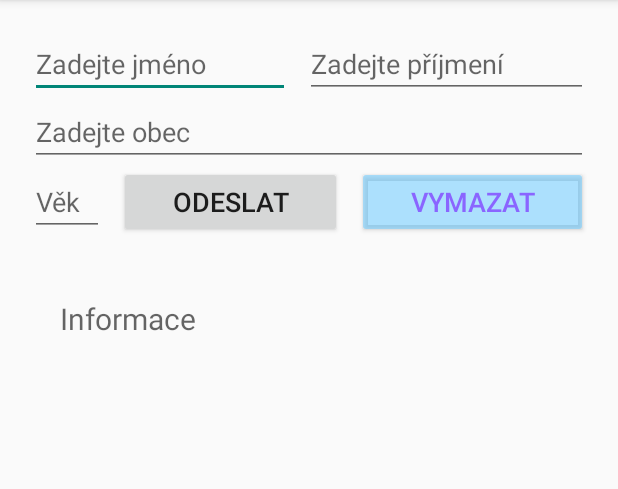
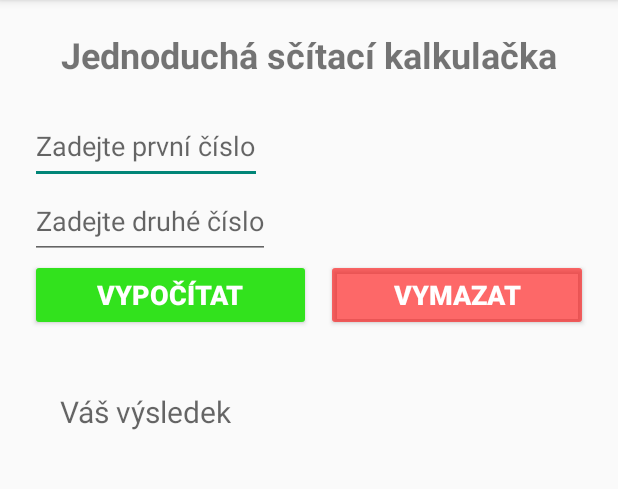
Before and after one commit to Kalic42/github-Kala-pma-2024, an Android app: the screen it shows after launch (MainActivity), after a tap on "VYMAZAT", on a phone screen of 412 x 824 dp, the part 84-573 px from its top. Run offline under Robolectric (Android 15) with nearby library versions, the phone set to English and light mode, and no system bars; 1 other tap on this screen came first.

Commit message:
Quest completed

```diff
--- a/MyApp002MyOwnLinearLayout/app/src/main/java/com/example/myapp002myownlinearlayout/MainActivity.kt
+++ b/MyApp002MyOwnLinearLayout/app/src/main/java/com/example/myapp002myownlinearlayout/MainActivity.kt
@@ -4,53 +4,43 @@ import android.os.Bundle
 import android.widget.Button
 import android.widget.EditText
 import android.widget.TextView
-import androidx.activity.enableEdgeToEdge
 import androidx.appcompat.app.AppCompatActivity
-import androidx.core.view.ViewCompat
-import androidx.core.view.WindowInsetsCompat
 
 class MainActivity : AppCompatActivity() {
     override fun onCreate(savedInstanceState: Bundle?) {
         super.onCreate(savedInstanceState)
 
-        //enableEdgeToEdge()
-
         setContentView(R.layout.activity_main)
 
-        /*ViewCompat.setOnApplyWindowInsetsListener(findViewById(R.id.main)) { v, insets ->
-            val systemBars = insets.getInsets(WindowInsetsCompat.Type.systemBars())
-            v.setPadding(systemBars.left, systemBars.top, systemBars.right, systemBars.bottom)
-            insets
-        }*/
-
-        val etName = findViewById<EditText>(R.id.etName)
-        val etSurname = findViewById<EditText>(R.id.etSurname)
-        val etPlace = findViewById<EditText>(R.id.etPlace)
-        val etAge = findViewById<EditText>(R.id.etAge)
+        val etNumber1 = findViewById<EditText>(R.id.etNumber1)
+        val etNumber2 = findViewById<EditText>(R.id.etNumber2)
         val tvInformation = findViewById<TextView>(R.id.tvInformation)
-        val bntSend = findViewById<Button>(R.id.btnSend)
+        val btnCalculate = findViewById<Button>(R.id.btnCalculate)
         val btnDelete = findViewById<Button>(R.id.btnDelete)
 
         // Nastavení obsluhy pro tlačítko Odeslat
-        bntSend.setOnClickListener {
-            val name = etName.text.toString()
-            val surname = etSurname.text.toString()
-            val place = etPlace.text.toString()
-            val age = etAge.text.toString()
+        btnCalculate.setOnClickListener {
+            // Převod zadaných hodnot na čísla (pokud jsou platná)
+            val number1 = etNumber1.text.toString().toIntOrNull()
+            val number2 = etNumber2.text.toString().toIntOrNull()
 
-            // Zobrazení textu v TextView
-            val formattedText =
-                "Jmenuji se $name $surname. Je mi $age let a moje bydliště je $place."
-            tvInformation.text = formattedText
+            if (number1 != null && number2 != null) {
+                // Sečtení čísel A (number1) a B (number2)
+                val sum = number1 + number2
+
+                // Zobrazení textu v TextView
+                val formattedText = "Číslo A je $number1, číslo B je $number2 a jejich součet je $sum."
+                tvInformation.text = formattedText
+            } else {
+                // Pokud jedno z čísel není platné, zobrazí chybovou zprávu
+                tvInformation.text = "Zadejte platná čísla pro A (Number1) a B (Number2)."
+            }
         }
 
-        // Nastavení obsluhy pro tlačítko Odeslat
+        // Nastavení obsluhy pro tlačítko Smazat
         btnDelete.setOnClickListener {
-            etName.text.clear()
-            etSurname.text.clear()
-            etPlace.text.clear()
-            etAge.text.clear()
-
+            etNumber1.text.clear()
+            etNumber2.text.clear()
             tvInformation.text = ""
         }
     }
--- a/MyApp002MyOwnLinearLayout/app/src/main/res/layout/activity_main.xml
+++ b/MyApp002MyOwnLinearLayout/app/src/main/res/layout/activity_main.xml
@@ -9,61 +9,48 @@
     android:padding="20dp"
     tools:context=".MainActivity">
 
-    <LinearLayout
-
-        android:layout_width="match_parent"
+    <TextView
+        android:id="@+id/tvTitle"
+        android:layout_width="wrap_content"
         android:layout_height="wrap_content"
-        android:orientation="horizontal">
+        android:text="Jednoduchá sčítací kalkulačka"
+        android:textStyle="bold"
+        android:textSize="24sp"
+        android:layout_gravity="center"
+        android:layout_marginBottom="20dp"/>
 
 
-        <EditText
-            android:id="@+id/etName"
-            android:layout_width="wrap_content"
-            android:layout_height="wrap_content"
-            android:inputType="text"
-            android:hint="Zadejte jméno"
-            android:textColor="@color/myColor01"
-            android:layout_weight="1"
-            android:layout_marginRight="10dp"/>
-
-        <EditText
-            android:id="@+id/etSurname"
-            android:layout_width="wrap_content"
-            android:layout_height="wrap_content"
-            android:inputType="text"
-            android:hint="Zadejte příjmení"
-            android:textColor="@color/myColor02"
-            android:layout_weight="1"/>
-    </LinearLayout>
+    <EditText
+        android:id="@+id/etNumber1"
+        android:layout_width="wrap_content"
+        android:layout_height="50sp"
+        android:inputType="number"
+        android:hint="Zadejte první číslo"
+        android:textColor="@color/myColor01"/>
 
     <EditText
-        android:id="@+id/etPlace"
-        android:layout_width="match_parent"
-        android:layout_height="wrap_content"
-        android:inputType="text"
-        android:hint="Zadejte obec"
-        android:textColor="@color/myColor01"/>
+        android:id="@+id/etNumber2"
+        android:layout_width="wrap_content"
+        android:layout_height="50sp"
+        android:inputType="number"
+        android:hint="Zadejte druhé číslo"
+        android:layout_marginRight="10dp"/>
 
     <LinearLayout
         android:layout_width="match_parent"
         android:layout_height="wrap_content"
         android:orientation="horizontal">
 
-        <EditText
-            android:id="@+id/etAge"
-            android:layout_width="wrap_content"
-            android:layout_height="wrap_content"
-            android:layout_weight="1"
-            android:inputType="number"
-            android:hint="Věk"
-            android:layout_marginRight="10dp"/>
 
         <Button
-            android:id="@+id/btnSend"
+            android:id="@+id/btnCalculate"
             android:layout_width="wrap_content"
             android:layout_height="wrap_content"
             android:layout_weight="4"
-            android:text="@string/btn_send"
+            android:backgroundTint="@color/myColor01"
+            android:textColor="@color/myColor03"
+            android:textStyle="bold"
+            android:text="@string/btn_calculate"
             android:textSize="18sp"
             android:layout_marginRight="10dp"/>
 
@@ -74,6 +61,7 @@
             android:layout_weight="4"
             android:backgroundTint="@color/myColor02"
             android:textColor="@color/myColor03"
+            android:textStyle="bold"
             android:text="@string/btn_delete"
             android:textSize="18sp"/>
 
@@ -83,7 +71,7 @@
         android:id="@+id/tvInformation"
         android:layout_width="match_parent"
         android:layout_height="200dp"
-        android:hint="Informace"
+        android:hint="Váš výsledek"
         android:layout_marginTop="20dp"
         android:padding="20dp"
         android:textSize="20sp"/>
--- a/MyApp002MyOwnLinearLayout/app/src/main/res/values/colors.xml
+++ b/MyApp002MyOwnLinearLayout/app/src/main/res/values/colors.xml
@@ -2,7 +2,7 @@
 <resources>
     <color name="black">#FF000000</color>
     <color name="white">#FFFFFFFF</color>
-    <color name="myColor01">#1A237E</color>
-    <color name="myColor02">#9575CDFF</color>
-    <color name="myColor03">#FF8A65FF</color>
+    <color name="myColor01">#32E21D</color>
+    <color name="myColor02">#95FF0000</color>
+    <color name="myColor03">#FFFFFF</color>
 </resources>
--- a/MyApp002MyOwnLinearLayout/app/src/main/res/values/strings.xml
+++ b/MyApp002MyOwnLinearLayout/app/src/main/res/values/strings.xml
@@ -1,5 +1,5 @@
 <resources>
     <string name="app_name">MyApp002MyOwnLinearLayout</string>
-    <string name="btn_send">Odeslat</string>
+    <string name="btn_calculate">Vypočítat</string>
     <string name="btn_delete">Vymazat</string>
 </resources>
```
